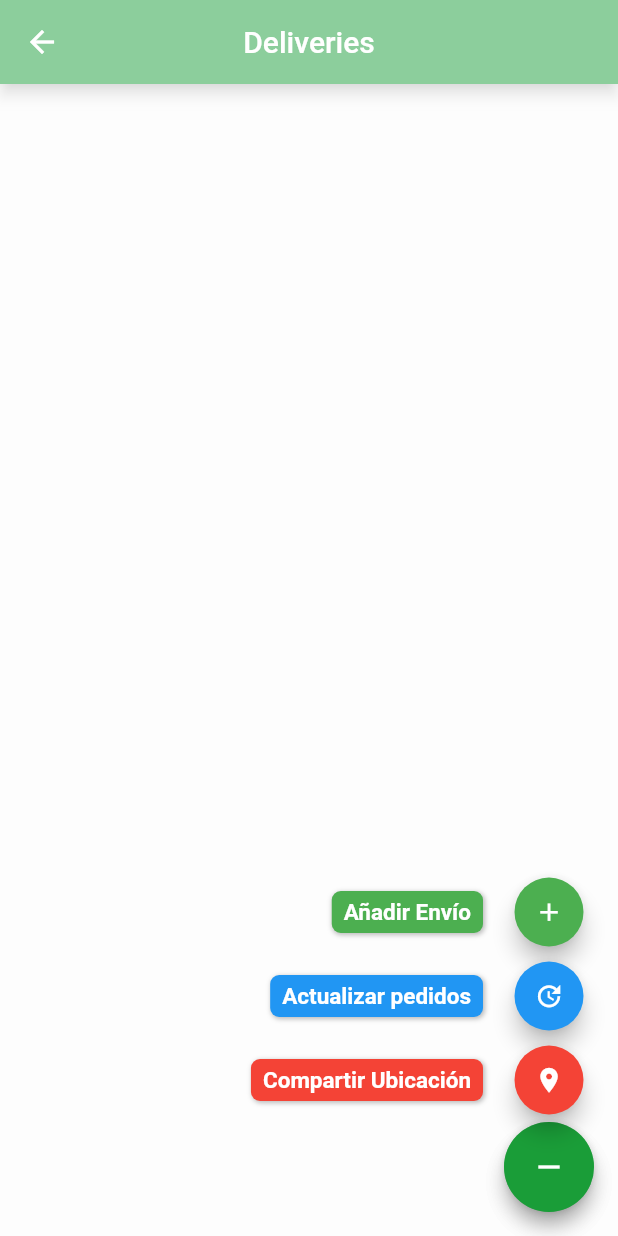
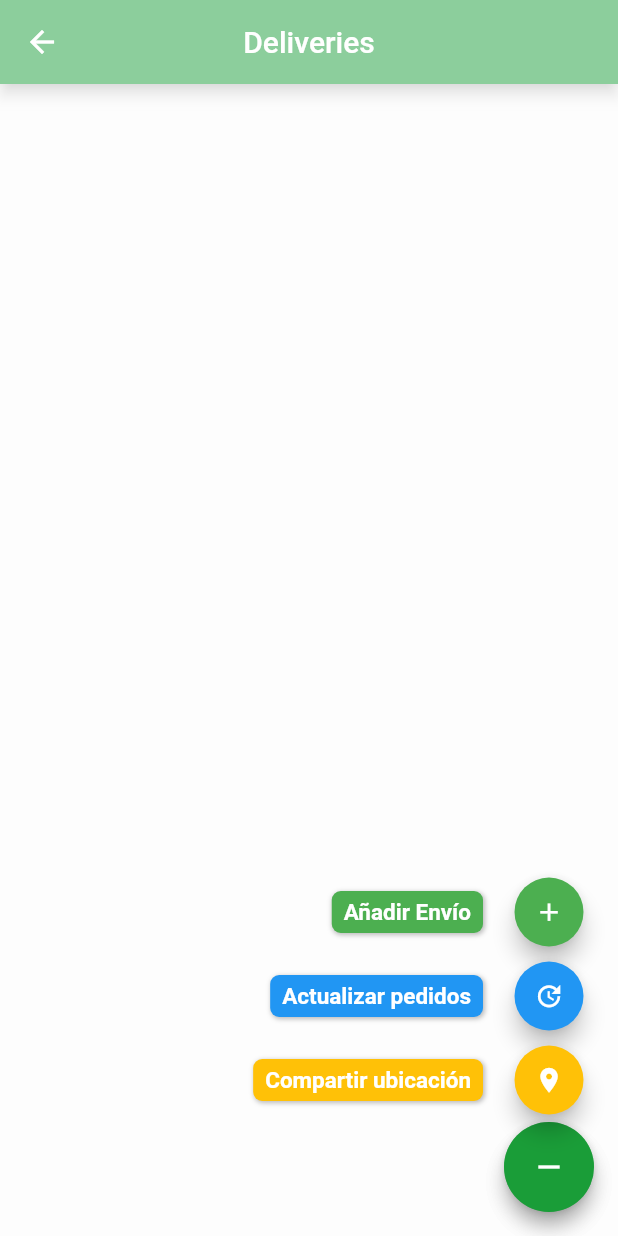
Before and after one commit to Piero16301/Geodest, a Flutter app: the DeliveriesPage screen opened by its route, after a tap on the "add" icon, on a phone screen of 412 x 824 dp. Run offline on Flutter 3.47's test engine with Material 2 defaults, Android fonts, the light colour scheme and no system bars; drawn by our look-alikes of flutter_speed_dial; our stand-ins replace shared_preferences; missing offline and left inert: app_settings, background_location, flutter_web_browser; accounts and stored records are empty.

Commit message:
loader service, share location button toggle

```diff
--- a/lib/interceptor/http_interceptor.dart
+++ b/lib/interceptor/http_interceptor.dart
@@ -26,7 +26,6 @@ class AuthenticatedHttpClient extends http.BaseClient {
 
     if (token.isNotEmpty) {
       request.headers.putIfAbsent('Authorization', () => 'Bearer $userAccessToken');
-      print("haha 401");
     }
     return request.send();
   }
--- a/lib/models/delivery.dart
+++ b/lib/models/delivery.dart
@@ -14,7 +14,7 @@ class Delivery {
       latitude = json['latitude'],
       longitude = json['longitude'],
       receiver = json['receiver'],
-      phone = json['json'],
+      phone = json['phone'],
       token = json['token'],
       pk = json['pk'];
 
--- a/lib/pages/deliveries_page.dart
+++ b/lib/pages/deliveries_page.dart
@@ -34,6 +34,7 @@ class _DeliveriesPageState extends State<DeliveriesPage> {
       } else {
         print(res.statusCode);
         print("[ERROR]: fetching deliveries");
+        //TODO: mostrar dialog indicando el error
       }
     });
   }
@@ -66,6 +67,7 @@ class _DeliveriesPageState extends State<DeliveriesPage> {
               trailing: Icon(Icons.arrow_forward_ios),
               onTap: () {
                 //TODO: show pedido details
+                print("Show delivery details");
               },
             ),
           );
--- a/lib/services/location_service.dart
+++ b/lib/services/location_service.dart
@@ -55,7 +55,7 @@ class LocationService {
     BackgroundLocation.startLocationService();
   }
 
-  static toggleLocationSharing() async {
+  static Future<bool> toggleLocationSharing() async {
     bool isSharingLocation = await StorageService.getIsSharingLocation();
 
     if (!isSharingLocation) {
@@ -65,9 +65,10 @@ class LocationService {
         print("Location update at ${DateTime.now()}: (lat: ${location.latitude}, long: ${location.longitude})");
         sendLocation(location);
       });
-
+      return true;
     } else {
       await LocationService.stop();
+      return false;
     }
   }
 
--- a/lib/widgets/speed_dial_button.dart
+++ b/lib/widgets/speed_dial_button.dart
@@ -25,6 +25,31 @@ class SpeedDialButton extends StatefulWidget {
 //TODO: darle un feedback al usuario para que se note que está compartiendo ubicación
 class _SpeedDialButtonState extends State<SpeedDialButton> {
 
+  Icon shareLocationIcon;
+  Color shareLocationColor;
+  String shareLocationText;
+
+  @override
+  void initState() {
+    // TODO: implement initState
+    super.initState();
+
+    StorageService.getIsSharingLocation().then((isSharing) {
+      if (isSharing) {
+        shareLocationIcon = Icon(Icons.location_off);
+        shareLocationColor = Colors.red;
+        shareLocationText = "Dejar de compartir";
+        setState(() {});
+      } else {
+        shareLocationIcon = Icon(Icons.location_on);
+        shareLocationColor = Colors.amber;
+        shareLocationText = "Compartir ubicación";
+        setState(() {});
+      }
+    });
+
+  }
+
   @override
   Widget build(BuildContext context) {
     return SpeedDial(
@@ -41,16 +66,16 @@ class _SpeedDialButtonState extends State<SpeedDialButton> {
       elevation: 5,
       shape: CircleBorder(),
       children: [
-        _dialChild(action: SpeedDialAction.ShareLocation, context: context, icon: Icons.location_on, color: Colors.red, label: "Compartir Ubicación", route: 'login'),
-        _dialChild(action: SpeedDialAction.RefreshDeliveries, context: context, icon: Icons.update, color: Colors.blue, label: "Actualizar pedidos", route: 'splash'),
-        _dialChild(action: SpeedDialAction.AddDelivery, context: context, icon: Icons.add, color: Colors.green, label: "Añadir Envío", route: 'login'),
+        _dialChild(action: SpeedDialAction.ShareLocation, context: context, icon: shareLocationIcon, color: shareLocationColor, label: shareLocationText, route: 'login'),
+        _dialChild(action: SpeedDialAction.RefreshDeliveries, context: context, icon: Icon(Icons.update), color: Colors.blue, label: "Actualizar pedidos", route: 'splash'),
+        _dialChild(action: SpeedDialAction.AddDelivery, context: context, icon: Icon(Icons.add), color: Colors.green, label: "Añadir Envío", route: 'login'),
       ],
     );
   }
 
   SpeedDialChild _dialChild({action, context, icon, color, label, route}) {
     return SpeedDialChild(
-      child: Icon(icon),
+      child: icon,
       backgroundColor: color,
       foregroundColor: Colors.white,
       //labelBackgroundColor: Color(0xffF9D342),
@@ -67,12 +92,31 @@ class _SpeedDialButtonState extends State<SpeedDialButton> {
           case SpeedDialAction.RefreshDeliveries: {
             //TODO: mandarle un evento a DeliveriesPage para q refresque
             print("Refresh deliveries");
+
+
+
             break;
           }
           case SpeedDialAction.ShareLocation: {
             BackgroundLocation.getPermissions(
               onGranted: () {
-                LocationService.toggleLocationSharing();
+                LocationService.toggleLocationSharing().then((result) {
+                  if (result) {
+                    /// empezó a compartir ubicación
+                    setState(() {
+                      shareLocationIcon = Icon(Icons.location_off);
+                      shareLocationColor = Colors.red;
+                      shareLocationText = "Dejar de compartir";
+                    });
+                  } else {
+                    /// dejó de compartir ubicación
+                    setState(() {
+                      shareLocationIcon = Icon(Icons.location_on);
+                      shareLocationColor = Colors.amber;
+                      shareLocationText = "Compartir ubicación";
+                    });
+                  }
+                });
               },
               onDenied: () {
                 LocationService.complainPermissionDenied(context);
```
Also changed, not shown: lib/pages/login_page.dart (+3 -20 lines), lib/services/loader_service.dart (added, +29 -0 lines).
